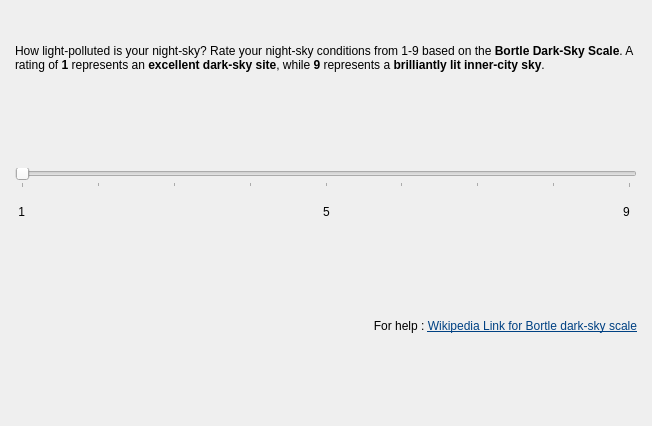
This is kstars/tools/whatsinteresting/wilpsettings.ui in KDE/kstars as Qt 5 draws it before an edit. The edited form follows.
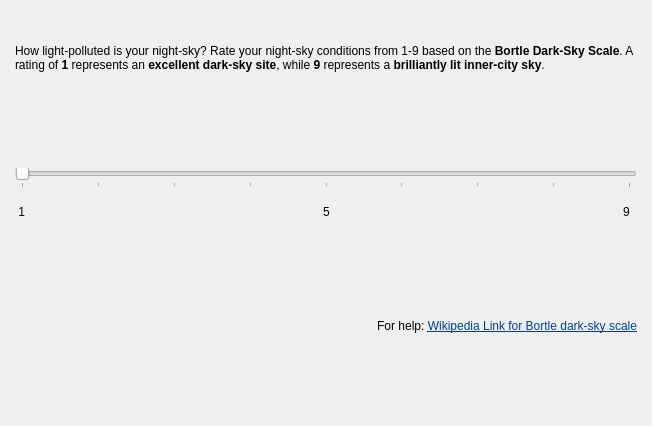
This is the edited form.

Diff of the .ui file:
```diff
--- a/kstars/tools/whatsinteresting/wilpsettings.ui
+++ b/kstars/tools/whatsinteresting/wilpsettings.ui
@@ -144,7 +144,7 @@
      <item>
       <widget class="QLabel" name="bortleHelpText">
        <property name="text">
-        <string>&lt;html&gt;&lt;head/&gt;&lt;body&gt;&lt;p align=&quot;right&quot;&gt;For help : &lt;a href=&quot;http://en.wikipedia.org/wiki/Bortle_Dark-Sky_Scale&quot;&gt;&lt;span style=&quot; text-decoration: underline; color:#004183;&quot;&gt;Wikipedia Link for Bortle dark-sky scale&lt;/span&gt;&lt;/a&gt;&lt;/p&gt;&lt;/body&gt;&lt;/html&gt;</string>
+        <string>&lt;html&gt;&lt;head/&gt;&lt;body&gt;&lt;p align=&quot;right&quot;&gt;For help: &lt;a href=&quot;http://en.wikipedia.org/wiki/Bortle_Dark-Sky_Scale&quot;&gt;&lt;span style=&quot; text-decoration: underline; color:#004183;&quot;&gt;Wikipedia Link for Bortle dark-sky scale&lt;/span&gt;&lt;/a&gt;&lt;/p&gt;&lt;/body&gt;&lt;/html&gt;</string>
        </property>
        <property name="textFormat">
         <enum>Qt::RichText</enum>
```
Left out of the diff: 2 changed lines with no effect on the pictures.
